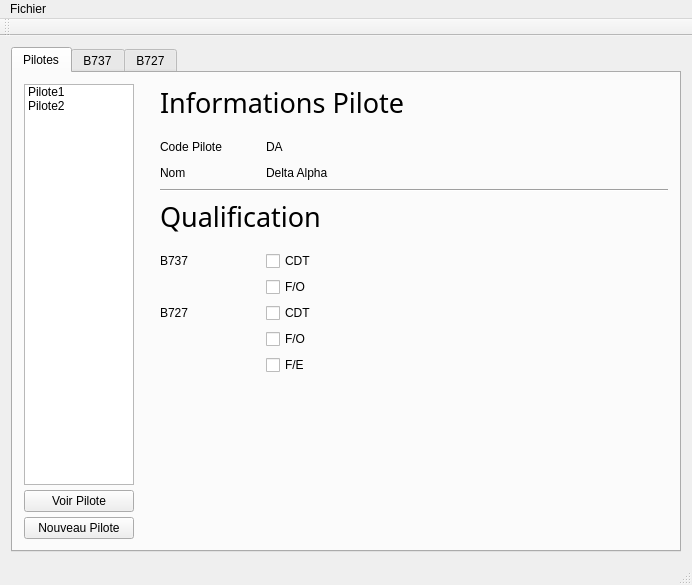
This is crispy_chainsaw/mainwindow.ui in ViryBe/crispy_chainsaw as Qt 5 draws it before an edit. The edited form follows.
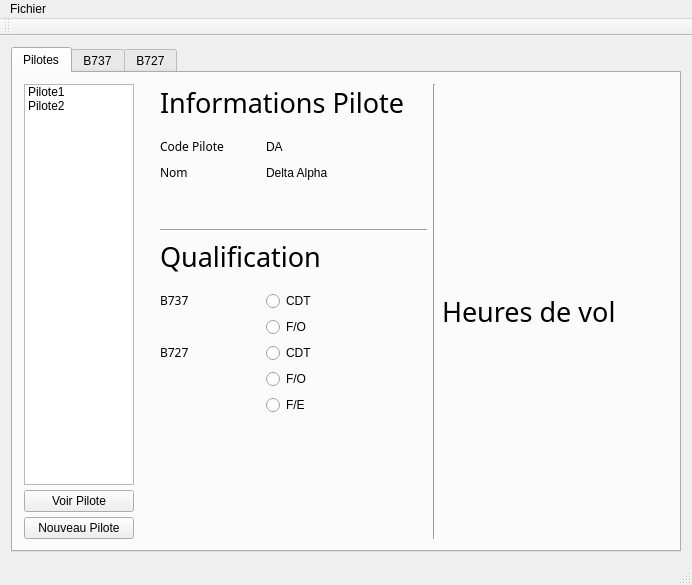
This is the edited form.

```diff
--- a/crispy_chainsaw/mainwindow.ui
+++ b/crispy_chainsaw/mainwindow.ui
@@ -116,17 +116,20 @@
         </item>
         <item>
          <layout class="QVBoxLayout" name="verticalLayout_4">
+          <property name="sizeConstraint">
+           <enum>QLayout::SetFixedSize</enum>
+          </property>
           <item>
            <widget class="QLabel" name="information_text">
             <property name="sizePolicy">
-             <sizepolicy hsizetype="Preferred" vsizetype="Fixed">
+             <sizepolicy hsizetype="Minimum" vsizetype="Fixed">
               <horstretch>0</horstretch>
               <verstretch>0</verstretch>
              </sizepolicy>
             </property>
             <property name="font">
              <font>
-              <family>Gentium</family>
+              <family>Microsoft JhengHei Light</family>
               <pointsize>20</pointsize>
              </font>
             </property>
@@ -167,6 +170,11 @@
                 <height>0</height>
                </size>
               </property>
+              <property name="font">
+               <font>
+                <family>Microsoft JhengHei Light</family>
+               </font>
+              </property>
               <property name="text">
                <string>Code Pilote</string>
               </property>
@@ -219,6 +227,11 @@
                 <height>0</height>
                </size>
               </property>
+              <property name="font">
+               <font>
+                <family>Microsoft JhengHei Light</family>
+               </font>
+              </property>
               <property name="text">
                <string>Nom</string>
               </property>
@@ -261,14 +274,36 @@
             </item>
            </layout>
           </item>
+          <item>
+           <spacer name="verticalSpacer_3">
+            <property name="orientation">
+             <enum>Qt::Vertical</enum>
+            </property>
+            <property name="sizeType">
+             <enum>QSizePolicy::Minimum</enum>
+            </property>
+            <property name="sizeHint" stdset="0">
+             <size>
+              <width>20</width>
+              <height>40</height>
+             </size>
+            </property>
+           </spacer>
+          </item>
           <item>
            <widget class="Line" name="line_2">
             <property name="sizePolicy">
-             <sizepolicy hsizetype="Expanding" vsizetype="Fixed">
+             <sizepolicy hsizetype="Preferred" vsizetype="Fixed">
               <horstretch>0</horstretch>
               <verstretch>0</verstretch>
              </sizepolicy>
             </property>
+            <property name="maximumSize">
+             <size>
+              <width>300</width>
+              <height>700</height>
+             </size>
+            </property>
             <property name="orientation">
              <enum>Qt::Horizontal</enum>
             </property>
@@ -277,14 +312,14 @@
           <item>
            <widget class="QLabel" name="label_2">
             <property name="sizePolicy">
-             <sizepolicy hsizetype="Preferred" vsizetype="Fixed">
+             <sizepolicy hsizetype="Minimum" vsizetype="Fixed">
               <horstretch>0</horstretch>
               <verstretch>0</verstretch>
              </sizepolicy>
             </property>
             <property name="font">
              <font>
-              <family>Gentium</family>
+              <family>Microsoft JhengHei Light</family>
               <pointsize>20</pointsize>
              </font>
             </property>
@@ -327,27 +362,16 @@
                   <height>0</height>
                  </size>
                 </property>
+                <property name="font">
+                 <font>
+                  <family>Microsoft JhengHei Light</family>
+                 </font>
+                </property>
                 <property name="text">
                  <string>B737</string>
                 </property>
                </widget>
               </item>
-              <item row="0" column="1">
-               <widget class="QCheckBox" name="B737Cdt">
-                <property name="sizePolicy">
-                 <sizepolicy hsizetype="Expanding" vsizetype="Fixed">
-                  <horstretch>0</horstretch>
-                  <verstretch>0</verstretch>
-                 </sizepolicy>
-                </property>
-                <property name="text">
-                 <string>CDT</string>
-                </property>
-                <property name="checkable">
-                 <bool>false</bool>
-                </property>
-               </widget>
-              </item>
               <item row="0" column="2">
                <spacer name="horizontalSpacer_4">
                 <property name="sizePolicy">
@@ -371,7 +395,7 @@
                </spacer>
               </item>
               <item row="1" column="1">
-               <widget class="QCheckBox" name="B737FO">
+               <widget class="QRadioButton" name="B737FO">
                 <property name="sizePolicy">
                  <sizepolicy hsizetype="Expanding" vsizetype="Fixed">
                   <horstretch>0</horstretch>
@@ -386,58 +410,26 @@
                 </property>
                </widget>
               </item>
+              <item row="0" column="1">
+               <widget class="QRadioButton" name="B737Cdt">
+                <property name="sizePolicy">
+                 <sizepolicy hsizetype="Expanding" vsizetype="Fixed">
+                  <horstretch>0</horstretch>
+                  <verstretch>0</verstretch>
+                 </sizepolicy>
+                </property>
+                <property name="text">
+                 <string>CDT</string>
+                </property>
+                <property name="checkable">
+                 <bool>false</bool>
+                </property>
+               </widget>
+              </item>
              </layout>
             </item>
             <item row="1" column="0">
              <layout class="QGridLayout" name="B727Grid">
-              <item row="2" column="1">
-               <widget class="QCheckBox" name="checkBox_5">
-                <property name="sizePolicy">
-                 <sizepolicy hsizetype="Expanding" vsizetype="Fixed">
-                  <horstretch>0</horstretch>
-                  <verstretch>0</verstretch>
-                 </sizepolicy>
-                </property>
-                <property name="text">
-                 <string>F/E</string>
-                </property>
-                <property name="checkable">
-                 <bool>false</bool>
-                </property>
-               </widget>
-              </item>
-              <item row="1" column="1">
-               <widget class="QCheckBox" name="checkBox_3">
-                <property name="sizePolicy">
-                 <sizepolicy hsizetype="Expanding" vsizetype="Fixed">
-                  <horstretch>0</horstretch>
-                  <verstretch>0</verstretch>
-                 </sizepolicy>
-                </property>
-                <property name="text">
-                 <string>F/O</string>
-                </property>
-                <property name="checkable">
-                 <bool>false</bool>
-                </property>
-               </widget>
-              </item>
-              <item row="0" column="1">
-               <widget class="QCheckBox" name="checkBox_2">
-                <property name="sizePolicy">
-                 <sizepolicy hsizetype="Expanding" vsizetype="Fixed">
-                  <horstretch>0</horstretch>
-                  <verstretch>0</verstretch>
-                 </sizepolicy>
-                </property>
-                <property name="text">
-                 <string>CDT</string>
-                </property>
-                <property name="checkable">
-                 <bool>false</bool>
-                </property>
-               </widget>
-              </item>
               <item row="0" column="0">
                <widget class="QLabel" name="label_5">
                 <property name="sizePolicy">
@@ -452,6 +444,11 @@
                   <height>0</height>
                  </size>
                 </property>
+                <property name="font">
+                 <font>
+                  <family>Microsoft JhengHei Light</family>
+                 </font>
+                </property>
                 <property name="text">
                  <string>B727</string>
                 </property>
@@ -479,6 +476,54 @@
                 </property>
                </spacer>
               </item>
+              <item row="0" column="1">
+               <widget class="QRadioButton" name="B727Cdt">
+                <property name="sizePolicy">
+                 <sizepolicy hsizetype="Expanding" vsizetype="Fixed">
+                  <horstretch>0</horstretch>
+                  <verstretch>0</verstretch>
+                 </sizepolicy>
+                </property>
+                <property name="text">
+                 <string>CDT</string>
+                </property>
+                <property name="checkable">
+                 <bool>false</bool>
+                </property>
+               </widget>
+              </item>
+              <item row="1" column="1">
+               <widget class="QRadioButton" name="B727FO">
+                <property name="sizePolicy">
+                 <sizepolicy hsizetype="Expanding" vsizetype="Fixed">
+                  <horstretch>0</horstretch>
+                  <verstretch>0</verstretch>
+                 </sizepolicy>
+                </property>
+                <property name="text">
+                 <string>F/O</string>
+                </property>
+                <property name="checkable">
+                 <bool>false</bool>
+                </property>
+               </widget>
+              </item>
+              <item row="2" column="1">
+               <widget class="QRadioButton" name="B727FE">
+                <property name="sizePolicy">
+                 <sizepolicy hsizetype="Expanding" vsizetype="Fixed">
+                  <horstretch>0</horstretch>
+                  <verstretch>0</verstretch>
+                 </sizepolicy>
+                </property>
+                <property name="text">
+                 <string>F/E</string>
+                </property>
+                <property name="checkable">
+                 <bool>false</bool>
+                </property>
+               </widget>
+              </item>
              </layout>
             </item>
             <item row="2" column="0">
@@ -501,6 +546,35 @@
           </item>
          </layout>
         </item>
+        <item>
+         <widget class="Line" name="line">
+          <property name="orientation">
+           <enum>Qt::Vertical</enum>
+          </property>
+         </widget>
+        </item>
+        <item>
+         <widget class="QLabel" name="label">
+          <property name="sizePolicy">
+           <sizepolicy hsizetype="Expanding" vsizetype="Preferred">
+            <horstretch>0</horstretch>
+            <verstretch>0</verstretch>
+           </sizepolicy>
+          </property>
+          <property name="font">
+           <font>
+            <family>Microsoft JhengHei Light</family>
+            <pointsize>20</pointsize>
+           </font>
+          </property>
+          <property name="text">
+           <string>Heures de vol</string>
+          </property>
+         </widget>
+        </item>
+        <item>
+         <layout class="QVBoxLayout" name="verticalLayout_5"/>
+        </item>
        </layout>
       </widget>
       <widget class="QWidget" name="b737Tab">
```
